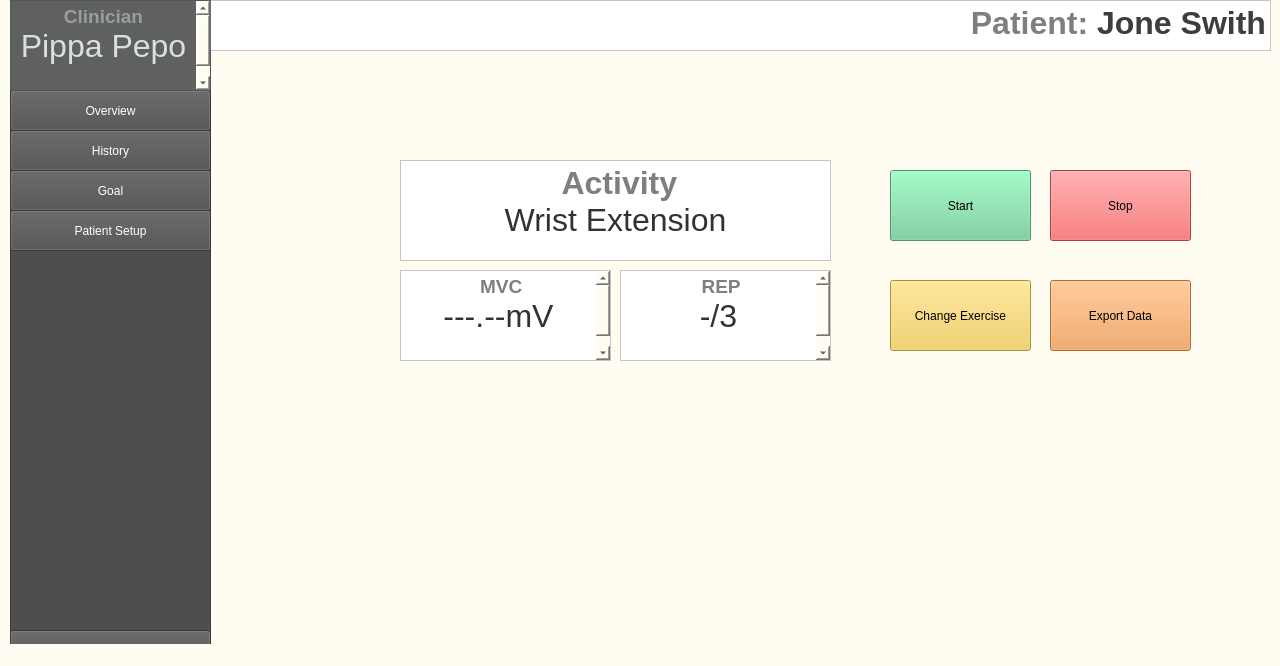
The window that UI/UI_2.ui (kmcnamara1/bioe) describes before a commit, drawn with Qt 5.
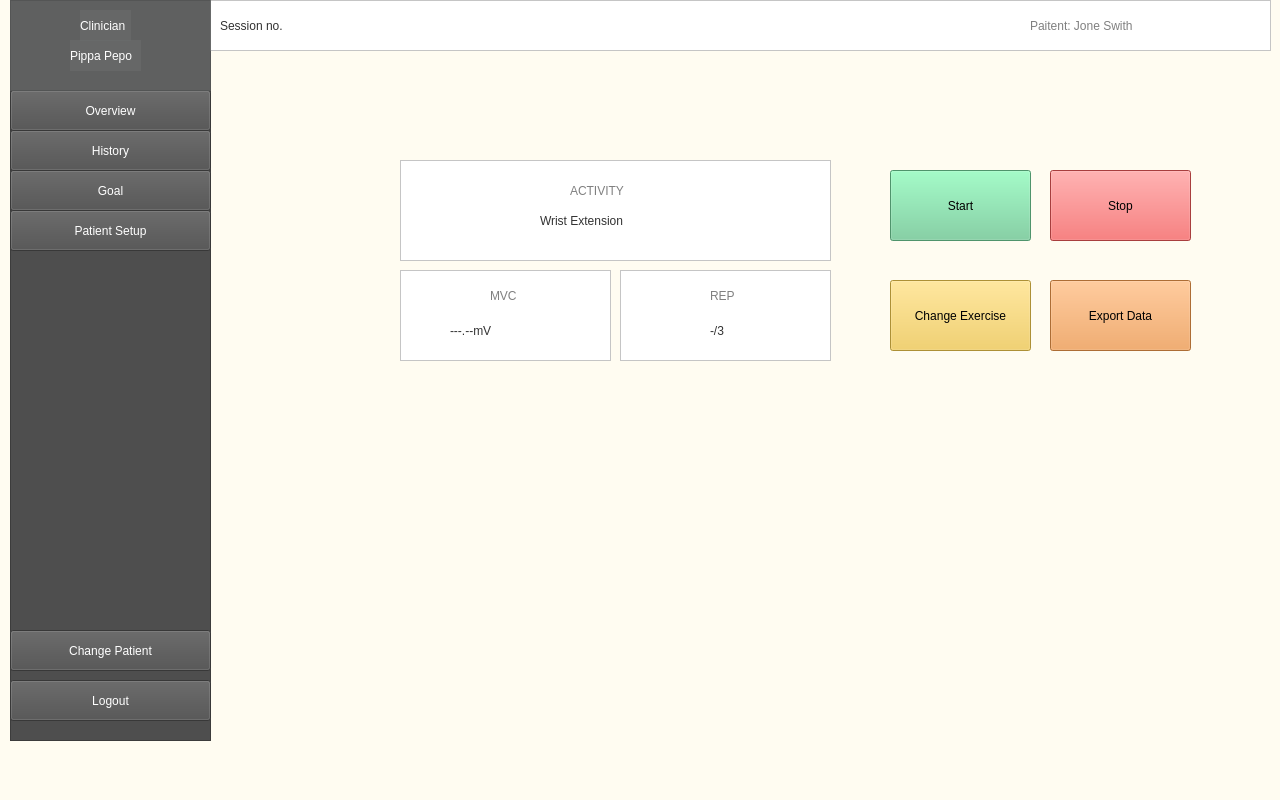
The same window after the commit.

```diff
--- a/UI/UI_2.ui
+++ b/UI/UI_2.ui
@@ -7,7 +7,7 @@
     <x>0</x>
     <y>0</y>
     <width>1280</width>
-    <height>666</height>
+    <height>800</height>
    </rect>
   </property>
   <property name="windowTitle">
@@ -198,53 +198,7 @@
      <string>Change Patient</string>
     </property>
    </widget>
-   <widget class="QTextBrowser" name="ClinicianSection_2">
-    <property name="geometry">
-     <rect>
-      <x>400</x>
-      <y>270</y>
-      <width>211</width>
-      <height>91</height>
-     </rect>
-    </property>
-    <property name="styleSheet">
-     <string notr="true">background-color: rgb(255, 255, 255); color: white;
-</string>
-    </property>
-    <property name="html">
-     <string>&lt;!DOCTYPE HTML PUBLIC &quot;-//W3C//DTD HTML 4.0//EN&quot; &quot;http://www.w3.org/TR/REC-html40/strict.dtd&quot;&gt;
-&lt;html&gt;&lt;head&gt;&lt;meta name=&quot;qrichtext&quot; content=&quot;1&quot; /&gt;&lt;style type=&quot;text/css&quot;&gt;
-p, li { white-space: pre-wrap; }
-&lt;/style&gt;&lt;/head&gt;&lt;body style=&quot; font-family:'.AppleSystemUIFont'; font-size:13pt; font-weight:400; font-style:normal;&quot;&gt;
-&lt;p align=&quot;center&quot; style=&quot; margin-top:0px; margin-bottom:0px; margin-left:0px; margin-right:0px; -qt-block-indent:0; text-indent:0px;&quot;&gt;&lt;span style=&quot; font-size:14pt; font-weight:600; color:#7f7f7f;&quot;&gt; MVC&lt;/span&gt;&lt;/p&gt;
-&lt;p align=&quot;center&quot; style=&quot; margin-top:0px; margin-bottom:0px; margin-left:0px; margin-right:0px; -qt-block-indent:0; text-indent:0px;&quot;&gt;&lt;span style=&quot; font-size:24pt; color:#323232;&quot;&gt;---.--mV&lt;/span&gt;&lt;/p&gt;
-&lt;p align=&quot;center&quot; style=&quot;-qt-paragraph-type:empty; margin-top:0px; margin-bottom:0px; margin-left:0px; margin-right:0px; -qt-block-indent:0; text-indent:0px; font-size:24pt; color:#323232;&quot;&gt;&lt;br /&gt;&lt;/p&gt;&lt;/body&gt;&lt;/html&gt;</string>
-    </property>
-   </widget>
-   <widget class="QTextBrowser" name="ClinicianSection_3">
-    <property name="geometry">
-     <rect>
-      <x>620</x>
-      <y>270</y>
-      <width>211</width>
-      <height>91</height>
-     </rect>
-    </property>
-    <property name="styleSheet">
-     <string notr="true">background-color: rgb(255, 255, 255); color: white;
-</string>
-    </property>
-    <property name="html">
-     <string>&lt;!DOCTYPE HTML PUBLIC &quot;-//W3C//DTD HTML 4.0//EN&quot; &quot;http://www.w3.org/TR/REC-html40/strict.dtd&quot;&gt;
-&lt;html&gt;&lt;head&gt;&lt;meta name=&quot;qrichtext&quot; content=&quot;1&quot; /&gt;&lt;style type=&quot;text/css&quot;&gt;
-p, li { white-space: pre-wrap; }
-&lt;/style&gt;&lt;/head&gt;&lt;body style=&quot; font-family:'.AppleSystemUIFont'; font-size:13pt; font-weight:400; font-style:normal;&quot;&gt;
-&lt;p align=&quot;center&quot; style=&quot; margin-top:0px; margin-bottom:0px; margin-left:0px; margin-right:0px; -qt-block-indent:0; text-indent:0px;&quot;&gt;&lt;span style=&quot; font-size:14pt; font-weight:600; color:#7f7f7f;&quot;&gt; REP&lt;/span&gt;&lt;/p&gt;
-&lt;p align=&quot;center&quot; style=&quot; margin-top:0px; margin-bottom:0px; margin-left:0px; margin-right:0px; -qt-block-indent:0; text-indent:0px;&quot;&gt;&lt;span style=&quot; font-size:24pt; color:#323232;&quot;&gt;-/3&lt;/span&gt;&lt;/p&gt;
-&lt;p align=&quot;center&quot; style=&quot;-qt-paragraph-type:empty; margin-top:0px; margin-bottom:0px; margin-left:0px; margin-right:0px; -qt-block-indent:0; text-indent:0px; font-size:24pt; color:#323232;&quot;&gt;&lt;br /&gt;&lt;/p&gt;&lt;/body&gt;&lt;/html&gt;</string>
-    </property>
-   </widget>
-   <widget class="QTextBrowser" name="ActivityLabel">
+   <widget class="QFrame" name="WelcomeFrame">
     <property name="geometry">
      <rect>
       <x>400</x>
@@ -254,19 +208,180 @@
      </rect>
     </property>
     <property name="styleSheet">
-     <string notr="true">background-color: rgb(255, 255, 255); color: white;
-</string>
+     <string notr="true">background-color: rgb(255, 255, 255);</string>
     </property>
-    <property name="html">
-     <string>&lt;!DOCTYPE HTML PUBLIC &quot;-//W3C//DTD HTML 4.0//EN&quot; &quot;http://www.w3.org/TR/REC-html40/strict.dtd&quot;&gt;
-&lt;html&gt;&lt;head&gt;&lt;meta name=&quot;qrichtext&quot; content=&quot;1&quot; /&gt;&lt;style type=&quot;text/css&quot;&gt;
-p, li { white-space: pre-wrap; }
-&lt;/style&gt;&lt;/head&gt;&lt;body style=&quot; font-family:'.AppleSystemUIFont'; font-size:13pt; font-weight:400; font-style:normal;&quot;&gt;
-&lt;p align=&quot;center&quot; style=&quot; margin-top:0px; margin-bottom:0px; margin-left:0px; margin-right:0px; -qt-block-indent:0; text-indent:0px;&quot;&gt;&lt;span style=&quot; font-size:24pt; font-weight:600; color:#7f7f7f;&quot;&gt; Activity&lt;/span&gt;&lt;/p&gt;
-&lt;p align=&quot;center&quot; style=&quot; margin-top:0px; margin-bottom:0px; margin-left:0px; margin-right:0px; -qt-block-indent:0; text-indent:0px;&quot;&gt;&lt;span style=&quot; font-size:24pt; color:#323232;&quot;&gt;Wrist Extension&lt;/span&gt;&lt;/p&gt;&lt;/body&gt;&lt;/html&gt;</string>
+    <property name="frameShape">
+     <enum>QFrame::StyledPanel</enum>
     </property>
+    <property name="frameShadow">
+     <enum>QFrame::Raised</enum>
+    </property>
+    <widget class="QLabel" name="label_3">
+     <property name="geometry">
+      <rect>
+       <x>170</x>
+       <y>10</y>
+       <width>101</width>
+       <height>41</height>
+      </rect>
+     </property>
+     <property name="styleSheet">
+      <string notr="true">font: 24pt &quot;.AppleSystemUIFont&quot;; 
+background-color: rgb(255, 255, 255);
+color: #7f7f7f</string>
+     </property>
+     <property name="text">
+      <string>ACTIVITY</string>
+     </property>
+    </widget>
+    <widget class="QLabel" name="label_4">
+     <property name="geometry">
+      <rect>
+       <x>140</x>
+       <y>40</y>
+       <width>171</width>
+       <height>41</height>
+      </rect>
+     </property>
+     <property name="styleSheet">
+      <string notr="true">font: 24pt &quot;.AppleSystemUIFont&quot;; 
+background-color: rgb(255, 255, 255);
+color:#323232</string>
+     </property>
+     <property name="text">
+      <string>Wrist Extension</string>
+     </property>
+    </widget>
    </widget>
-   <widget class="QTextBrowser" name="ClinicianSection_5">
+   <widget class="QLabel" name="label_5">
+    <property name="geometry">
+     <rect>
+      <x>220</x>
+      <y>10</y>
+      <width>171</width>
+      <height>31</height>
+     </rect>
+    </property>
+    <property name="styleSheet">
+     <string notr="true">font: 24pt &quot;.AppleSystemUIFont&quot;; 
+background-color: rgb(255, 255, 255);
+color:#323232</string>
+    </property>
+    <property name="text">
+     <string>Session no. </string>
+    </property>
+   </widget>
+   <widget class="QFrame" name="WelcomeFrame_2">
+    <property name="geometry">
+     <rect>
+      <x>400</x>
+      <y>270</y>
+      <width>211</width>
+      <height>91</height>
+     </rect>
+    </property>
+    <property name="styleSheet">
+     <string notr="true">background-color: rgb(255, 255, 255);</string>
+    </property>
+    <property name="frameShape">
+     <enum>QFrame::StyledPanel</enum>
+    </property>
+    <property name="frameShadow">
+     <enum>QFrame::Raised</enum>
+    </property>
+    <widget class="QLabel" name="label_6">
+     <property name="geometry">
+      <rect>
+       <x>90</x>
+       <y>10</y>
+       <width>31</width>
+       <height>31</height>
+      </rect>
+     </property>
+     <property name="styleSheet">
+      <string notr="true">font: 14pt &quot;.AppleSystemUIFont&quot;; 
+background-color: rgb(255, 255, 255);
+color: #7f7f7f</string>
+     </property>
+     <property name="text">
+      <string>MVC</string>
+     </property>
+    </widget>
+    <widget class="QLabel" name="label_7">
+     <property name="geometry">
+      <rect>
+       <x>50</x>
+       <y>40</y>
+       <width>101</width>
+       <height>41</height>
+      </rect>
+     </property>
+     <property name="styleSheet">
+      <string notr="true">font: 24pt &quot;.AppleSystemUIFont&quot;; 
+background-color: rgb(255, 255, 255);
+color:#323232</string>
+     </property>
+     <property name="text">
+      <string>---.--mV</string>
+     </property>
+    </widget>
+   </widget>
+   <widget class="QFrame" name="WelcomeFrame_3">
+    <property name="geometry">
+     <rect>
+      <x>620</x>
+      <y>270</y>
+      <width>211</width>
+      <height>91</height>
+     </rect>
+    </property>
+    <property name="styleSheet">
+     <string notr="true">background-color: rgb(255, 255, 255);</string>
+    </property>
+    <property name="frameShape">
+     <enum>QFrame::StyledPanel</enum>
+    </property>
+    <property name="frameShadow">
+     <enum>QFrame::Raised</enum>
+    </property>
+    <widget class="QLabel" name="label_8">
+     <property name="geometry">
+      <rect>
+       <x>90</x>
+       <y>10</y>
+       <width>31</width>
+       <height>31</height>
+      </rect>
+     </property>
+     <property name="styleSheet">
+      <string notr="true">font: 14pt &quot;.AppleSystemUIFont&quot;; 
+background-color: rgb(255, 255, 255);
+color: #7f7f7f</string>
+     </property>
+     <property name="text">
+      <string>REP</string>
+     </property>
+    </widget>
+    <widget class="QLabel" name="label_9">
+     <property name="geometry">
+      <rect>
+       <x>90</x>
+       <y>40</y>
+       <width>51</width>
+       <height>41</height>
+      </rect>
+     </property>
+     <property name="styleSheet">
+      <string notr="true">font: 24pt &quot;.AppleSystemUIFont&quot;; 
+background-color: rgb(255, 255, 255);
+color:#323232</string>
+     </property>
+     <property name="text">
+      <string>-/3</string>
+     </property>
+    </widget>
+   </widget>
+   <widget class="QFrame" name="WelcomeFrame_4">
     <property name="geometry">
      <rect>
       <x>210</x>
@@ -276,18 +391,34 @@
      </rect>
     </property>
     <property name="styleSheet">
-     <string notr="true">background-color: rgb(255, 255, 255); color: white;
-</string>
+     <string notr="true">background-color: rgb(255, 255, 255);</string>
     </property>
-    <property name="html">
-     <string>&lt;!DOCTYPE HTML PUBLIC &quot;-//W3C//DTD HTML 4.0//EN&quot; &quot;http://www.w3.org/TR/REC-html40/strict.dtd&quot;&gt;
-&lt;html&gt;&lt;head&gt;&lt;meta name=&quot;qrichtext&quot; content=&quot;1&quot; /&gt;&lt;style type=&quot;text/css&quot;&gt;
-p, li { white-space: pre-wrap; }
-&lt;/style&gt;&lt;/head&gt;&lt;body style=&quot; font-family:'.AppleSystemUIFont'; font-size:13pt; font-weight:400; font-style:normal;&quot;&gt;
-&lt;p align=&quot;right&quot; style=&quot; margin-top:0px; margin-bottom:0px; margin-left:0px; margin-right:0px; -qt-block-indent:0; text-indent:0px;&quot;&gt;&lt;span style=&quot; font-size:24pt; font-weight:600; color:#7f7f7f;&quot;&gt; Patient: &lt;/span&gt;&lt;span style=&quot; font-size:24pt; font-weight:600; color:#3c3d3d;&quot;&gt;Jone Swith&lt;/span&gt;&lt;/p&gt;&lt;/body&gt;&lt;/html&gt;</string>
+    <property name="frameShape">
+     <enum>QFrame::StyledPanel</enum>
     </property>
+    <property name="frameShadow">
+     <enum>QFrame::Raised</enum>
+    </property>
+    <widget class="QLabel" name="label_10">
+     <property name="geometry">
+      <rect>
+       <x>820</x>
+       <y>10</y>
+       <width>231</width>
+       <height>31</height>
+      </rect>
+     </property>
+     <property name="styleSheet">
+      <string notr="true">font: 18pt &quot;.AppleSystemUIFont&quot;; 
+background-color: rgb(255, 255, 255);
+color: #7f7f7f</string>
+     </property>
+     <property name="text">
+      <string>Paitent: Jone Swith</string>
+     </property>
+    </widget>
    </widget>
-   <widget class="QTextBrowser" name="ClinicianSection_6">
+   <widget class="QFrame" name="WelcomeFrame_5">
     <property name="geometry">
      <rect>
       <x>10</x>
@@ -297,18 +428,65 @@
      </rect>
     </property>
     <property name="styleSheet">
-     <string notr="true">background-color: rgba(106, 108, 108, 157); color: white;</string>
+     <string notr="true">background-color: rgba(106, 108, 108, 157); color: white;
+</string>
     </property>
-    <property name="html">
-     <string>&lt;!DOCTYPE HTML PUBLIC &quot;-//W3C//DTD HTML 4.0//EN&quot; &quot;http://www.w3.org/TR/REC-html40/strict.dtd&quot;&gt;
-&lt;html&gt;&lt;head&gt;&lt;meta name=&quot;qrichtext&quot; content=&quot;1&quot; /&gt;&lt;style type=&quot;text/css&quot;&gt;
-p, li { white-space: pre-wrap; }
-&lt;/style&gt;&lt;/head&gt;&lt;body style=&quot; font-family:'.AppleSystemUIFont'; font-size:13pt; font-weight:400; font-style:normal;&quot;&gt;
-&lt;p align=&quot;center&quot; style=&quot; margin-top:0px; margin-bottom:0px; margin-left:0px; margin-right:0px; -qt-block-indent:0; text-indent:0px;&quot;&gt;&lt;span style=&quot; font-size:14pt; font-weight:600; color:#9a9d9d;&quot;&gt;Clinician&lt;/span&gt;&lt;/p&gt;
-&lt;p align=&quot;center&quot; style=&quot; margin-top:0px; margin-bottom:0px; margin-left:0px; margin-right:0px; -qt-block-indent:0; text-indent:0px;&quot;&gt;&lt;span style=&quot; font-size:24pt; color:#dcdfdf;&quot;&gt;Pippa Pepo&lt;/span&gt;&lt;/p&gt;
-&lt;p align=&quot;center&quot; style=&quot;-qt-paragraph-type:empty; margin-top:0px; margin-bottom:0px; margin-left:0px; margin-right:0px; -qt-block-indent:0; text-indent:0px; font-size:24pt; color:#323232;&quot;&gt;&lt;br /&gt;&lt;/p&gt;&lt;/body&gt;&lt;/html&gt;</string>
+    <property name="frameShape">
+     <enum>QFrame::StyledPanel</enum>
     </property>
+    <property name="frameShadow">
+     <enum>QFrame::Raised</enum>
+    </property>
+    <widget class="QLabel" name="label_13">
+     <property name="geometry">
+      <rect>
+       <x>70</x>
+       <y>10</y>
+       <width>51</width>
+       <height>31</height>
+      </rect>
+     </property>
+     <property name="styleSheet">
+      <string notr="true"/>
+     </property>
+     <property name="text">
+      <string>Clinician</string>
+     </property>
+    </widget>
+    <widget class="QLabel" name="label_14">
+     <property name="geometry">
+      <rect>
+       <x>60</x>
+       <y>40</y>
+       <width>71</width>
+       <height>31</height>
+      </rect>
+     </property>
+     <property name="styleSheet">
+      <string notr="true">font: 13pt &quot;.AppleSystemUIFont&quot;;</string>
+     </property>
+     <property name="text">
+      <string>Pippa Pepo</string>
+     </property>
+    </widget>
    </widget>
+   <zorder>startButton</zorder>
+   <zorder>stopButton</zorder>
+   <zorder>changeExerciseButton</zorder>
+   <zorder>ExportDataButton</zorder>
+   <zorder>SideColum</zorder>
+   <zorder>overviewSide</zorder>
+   <zorder>historySide</zorder>
+   <zorder>goalSide</zorder>
+   <zorder>patientSetup</zorder>
+   <zorder>Logout</zorder>
+   <zorder>changePatient</zorder>
+   <zorder>WelcomeFrame</zorder>
+   <zorder>WelcomeFrame_2</zorder>
+   <zorder>WelcomeFrame_3</zorder>
+   <zorder>WelcomeFrame_4</zorder>
+   <zorder>label_5</zorder>
+   <zorder>WelcomeFrame_5</zorder>
   </widget>
   <widget class="QMenuBar" name="menubar">
    <property name="geometry">
@@ -316,7 +494,7 @@
      <x>0</x>
      <y>0</y>
      <width>1280</width>
-     <height>24</height>
+     <height>22</height>
     </rect>
    </property>
   </widget>
```
